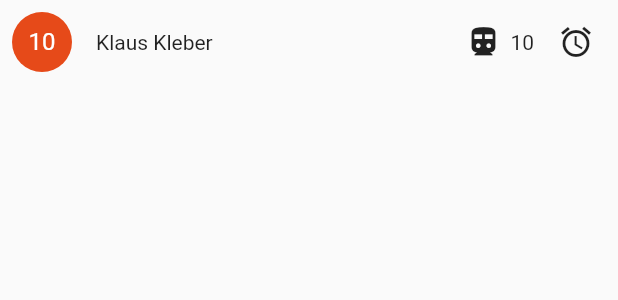
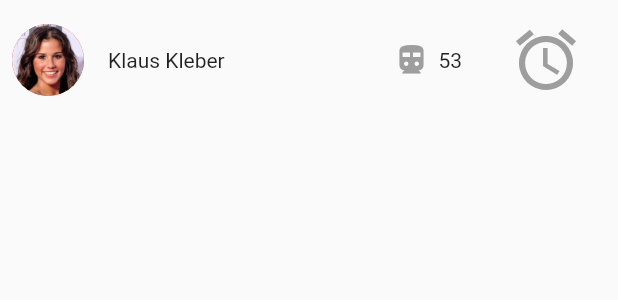
Before and after one commit to kolja-esders/mash, a Flutter app: the MediaCapture widget shown alone on an empty page, opened directly, on a phone screen of 412 x 824 dp. Shown: the top 300 px of the screen. Run offline on Flutter 3.47's test engine with Material 2 defaults, Android fonts, the phone set to English and light mode, and no system bars; our stand-ins replace share, video_player; missing offline and left inert: flutter_fab_dialer, map_view; statements that could not run were skipped.

Commit message:
Design adaptions in media capture

```diff
--- a/lib/media_capture.dart
+++ b/lib/media_capture.dart
@@ -31,47 +31,51 @@ class _MediaCaptureState extends State<MediaCapture>{
       padding: new EdgeInsets.all(8.0),
       child: new Row(
         children: <Widget>[
-          new Expanded(
-            child: new Row(
-              children: <Widget>[
+
               new Container(
                 child: new CircleAvatar(
-                  child: new Text(widget.likes.toString()),
+                    backgroundImage: new AssetImage(widget.link),
+                    radius: 24.0,
                 ),
               ),
-              new Container(
-                margin: const EdgeInsets.only(left: 16.0),
-                child: new Text(widget.author),
+              new Expanded(
+                child: new Container(
+                  margin: const EdgeInsets.only(left: 16.0),
+                  child: new Text(widget.author),
+                ),
               ),
-            ]
-            ),
-          ),
+
 
               new Container(
                 margin: const EdgeInsets.only(right: 6.0),
-                child: new Icon(const IconData(0xe8dc, fontFamily: 'MaterialIcons')),
+                child: new Icon(
+                  const IconData(0xe8dc, fontFamily: 'MaterialIcons'),
+                  color: Colors.grey),
+
               ),
               new Container(
-                margin: const EdgeInsets.only(right: 16.0),
+                margin: const EdgeInsets.only(right: 24.0),
                 child: new Text(widget.likes.toString()),
               ),
 
               new Container(
                 margin: const EdgeInsets.only(right: 8.0),
-                child: new Icon(const IconData(0xe039, fontFamily: 'MaterialIcons')),
-
+                child: new IconButton(
+                  icon: new Icon(const IconData(0xe039, fontFamily: 'MaterialIcons')),
+                  iconSize: 48.0,
+                  color: Colors.grey,
+                  onPressed: () => Navigator.push(context, new MaterialPageRoute(
+                    builder: (_) => new MashPage(),
+                ),
+                ),
+                ),
 
                 ),
 
 
           /* new Container(
             margin: const EdgeInsets.only(left: 6.0),
-            child: new IconButton(
-              icon: new Icon(const IconData(0xe039, fontFamily: 'MaterialIcons')),
-              onPressed: () => Navigator.push(context, new MaterialPageRoute(
-                builder: (_) => new MashPage(),
-              ),
-              ),
+
             ),
           ),
           */
```
Also changed, not shown: lib/map.dart (+13 -4 lines).
